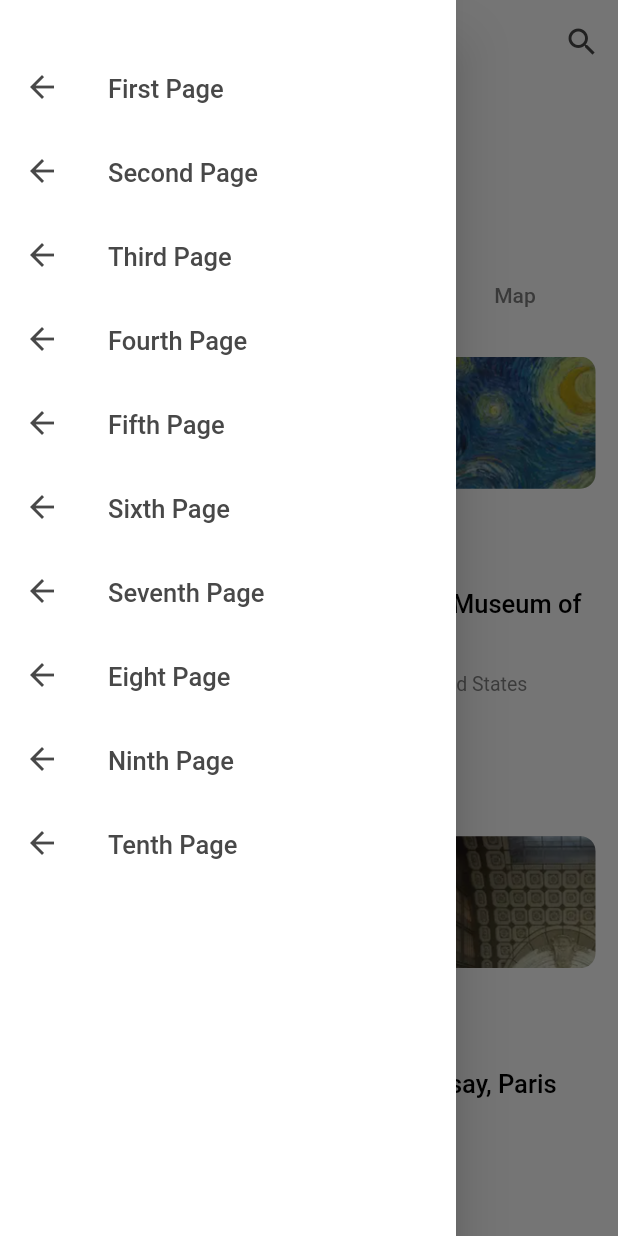
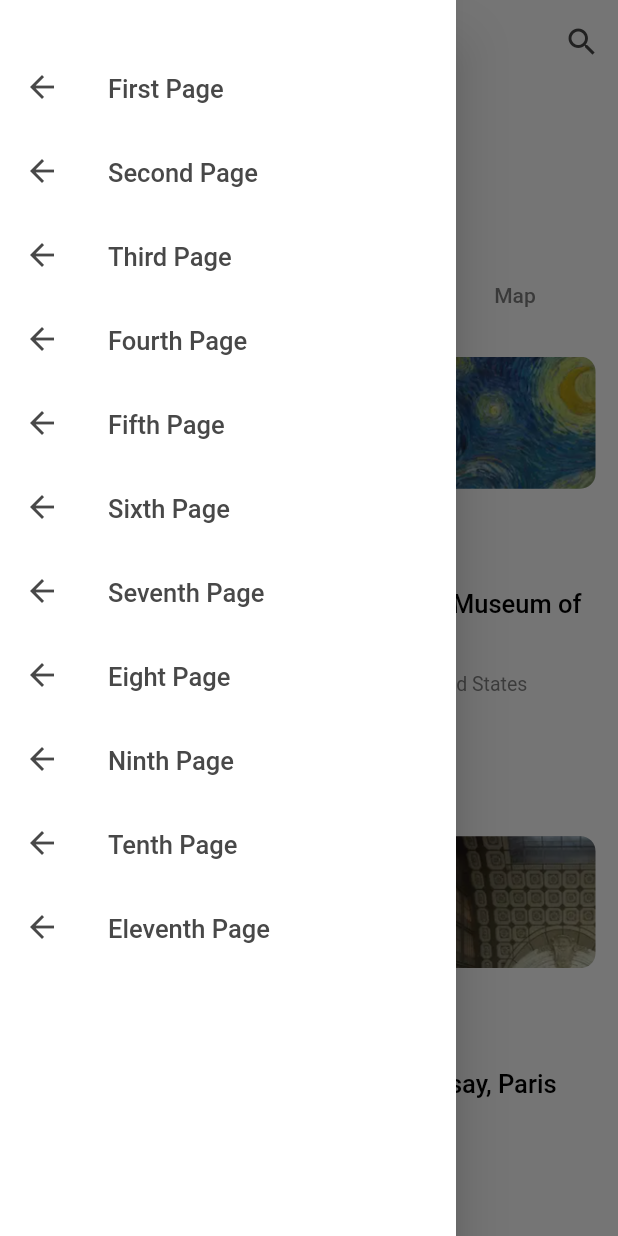
Before and after one commit to elle-goop/test_app, a Flutter app: the FifthPage screen opened directly, with the side drawer open, on a phone screen of 412 x 824 dp. Run offline on Flutter 3.47's test engine with Material 2 defaults, Android fonts, the phone set to English and light mode, and no system bars; our stand-ins replace carousel_slider, font_awesome_flutter, google_fonts.

Commit message:
some changes

```diff
--- a/lib/main.dart
+++ b/lib/main.dart
@@ -17,8 +17,8 @@ class App extends StatelessWidget {
       debugShowCheckedModeBanner: false,
       title: Const.appName,
       theme: appTheme,
-      // home: FirstPage(),
-      home: EleventhPage(),
+      home: FirstPage(),
+      // home: EleventhPage(),
     );
   }
 }
--- a/lib/ui/drawer.dart
+++ b/lib/ui/drawer.dart
@@ -1,5 +1,6 @@
 import 'package:flutter/material.dart';
 import 'package:test_app/screens/eighth_page.dart';
+import 'package:test_app/screens/eleventh_page.dart';
 import 'package:test_app/screens/fifth_page.dart';
 import 'package:test_app/screens/first_page.dart';
 import 'package:test_app/screens/fourth_page.dart';
@@ -143,6 +144,18 @@ class BaseDrawer extends StatelessWidget {
                 style: TextStyles.baseTextStyle,
               ),
             ),
+            ListTile(
+              enabled: true,
+              leading: Icon(
+                Icons.arrow_back,
+                color: AppColors.darkTextColor,
+              ),
+              onTap: () => Utils.navigatePage(context, EleventhPage()),
+              title: Text(
+                'Eleventh Page',
+                style: TextStyles.baseTextStyle,
+              ),
+            ),
           ],
         ),
       ),
```
Also changed, not shown: lib/screens/eleventh_page.dart (+6 -3 lines), lib/screens/tenth_page.dart (+15 -7 lines).
